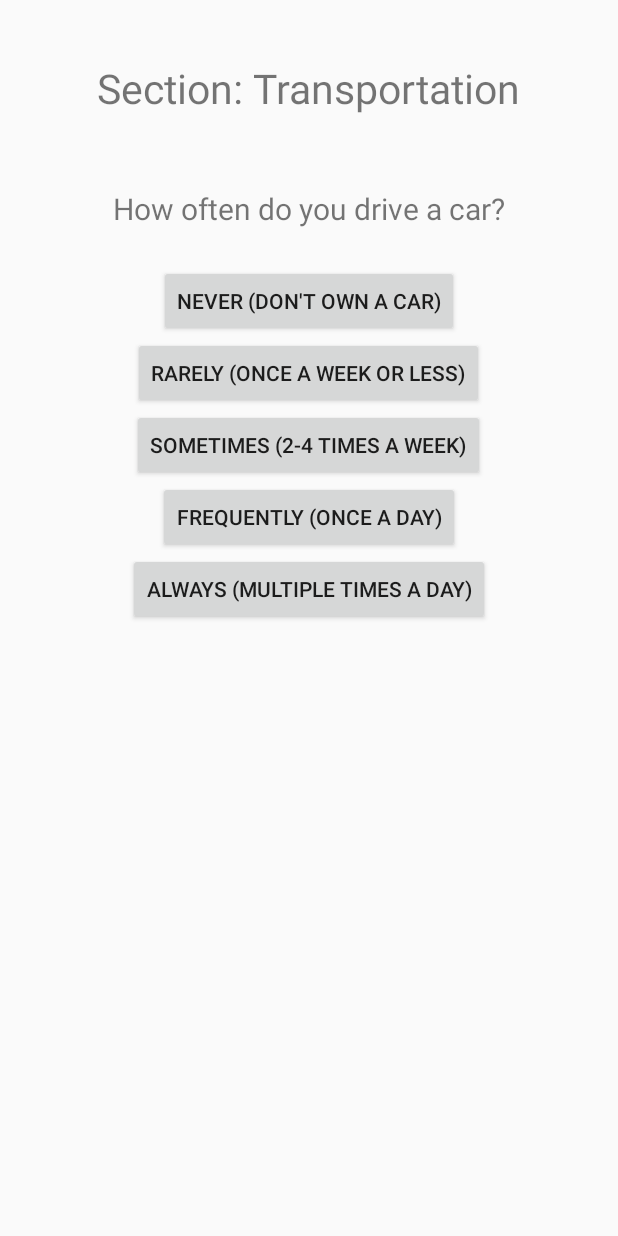
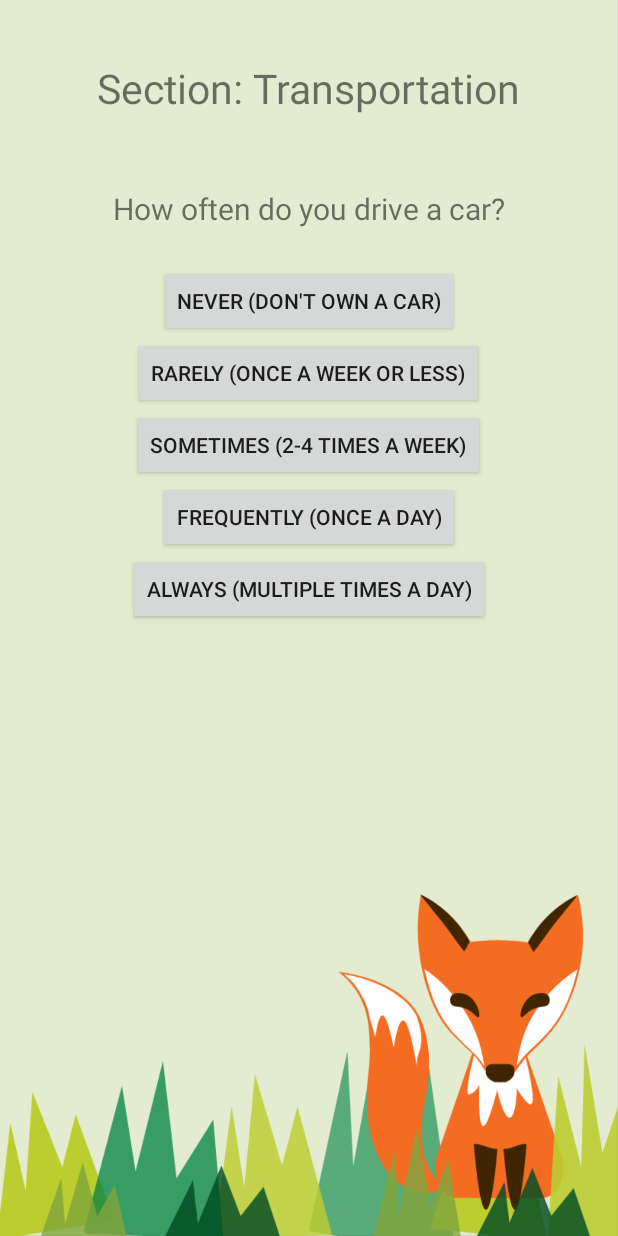
Before and after one commit to kguo25/pearlhacks2017, an Android app: the EcoQuizActivity screen opened directly, with no data from a screen before it, on a phone screen of 412 x 824 dp. Run offline under Robolectric (Android 15) with nearby library versions, the phone set to English and light mode, and no system bars.

Commit message:
background images

```diff
--- a/EcoPet/app/src/main/res/layout/activity_quiz.xml
+++ b/EcoPet/app/src/main/res/layout/activity_quiz.xml
@@ -10,7 +10,8 @@
     android:paddingTop="@dimen/activity_vertical_margin"
     android:gravity="top|center_horizontal"
     android:orientation="vertical"
-    tools:context="compsci290.edu.duke.ecopet.EcoQuizActivity">
+    tools:context="compsci290.edu.duke.ecopet.EcoQuizActivity"
+    android:background="@drawable/question_bg">
 
     <TextView
         android:id="@+id/section_text"
```
Also changed, not shown: EcoPet/app/src/main/res/drawable-hdpi/fox_househdpi.png (added), EcoPet/app/src/main/res/drawable-hdpi/question_bghdpi.png (added), EcoPet/app/src/main/res/drawable-mdpi/fox_housemdpi.png (added), EcoPet/app/src/main/res/drawable-mdpi/question_bgmdpi.png (added), EcoPet/app/src/main/res/drawable-xhdpi/fox_housexhdpi.png (added), EcoPet/app/src/main/res/drawable-xhdpi/question_bgxhdpi.png (added), EcoPet/app/src/main/res/drawable-xxhdpi/fox_housexxhdpi.png (added), EcoPet/app/src/main/res/drawable-xxhdpi/question_bgxxhdpi.png (added), EcoPet/app/src/main/res/drawable-xxxhdpi/fox_housexxxhdpi.png (added), EcoPet/app/src/main/res/drawable-xxxhdpi/question_bgxxxhdpi.png (added), EcoPet/app/src/main/res/drawable/fox_house.png (added), EcoPet/app/src/main/res/drawable/question_bg.png (added).
